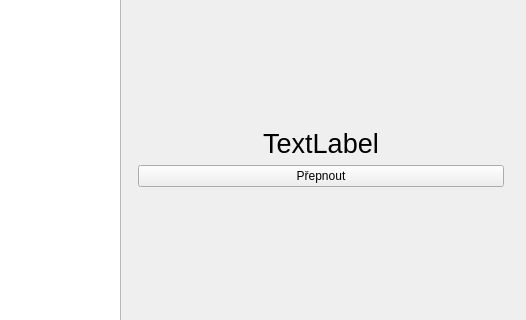
This is mainwindow.ui in jirislaby/ifoxtrot-qt as Qt 5 draws it before an edit; both pictures show x 279 to 805 and y 228 to 548 of the 805 by 705 pixel window. The edited form follows.
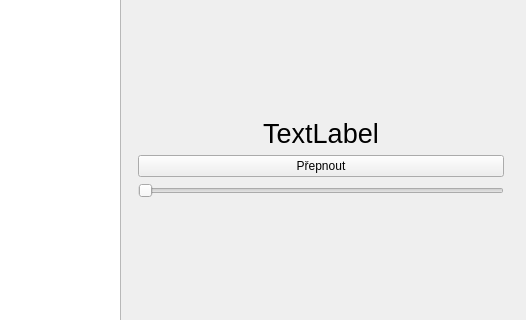
This is the edited form. The open tabs and pages were chosen to show the change.

Patch:
```diff
--- a/mainwindow.ui
+++ b/mainwindow.ui
@@ -209,6 +209,19 @@
               </property>
              </widget>
             </item>
+            <item>
+             <widget class="QSlider" name="horizontalSliderDimlevel">
+              <property name="maximum">
+               <number>100</number>
+              </property>
+              <property name="orientation">
+               <enum>Qt::Horizontal</enum>
+              </property>
+              <property name="tickPosition">
+               <enum>QSlider::NoTicks</enum>
+              </property>
+             </widget>
+            </item>
             <item>
              <spacer name="verticalSpacer_6">
               <property name="orientation">
```
Left out of the diff: 35 changed lines with no effect on the pictures.
